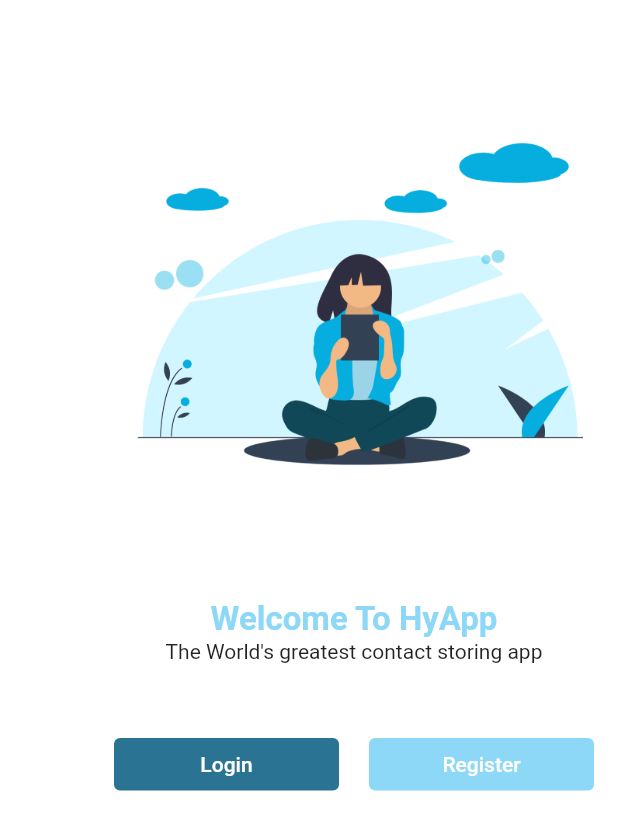
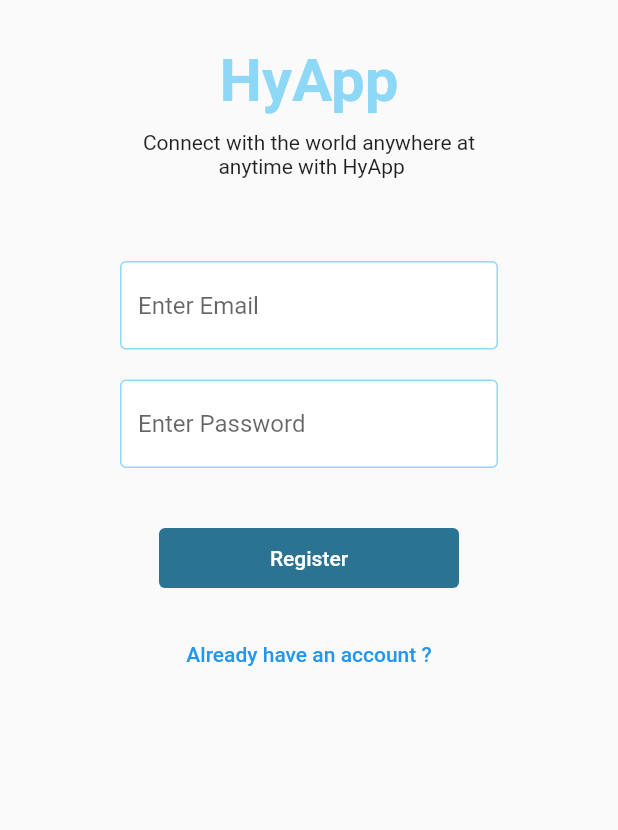
Before and after one commit to Morel-D/Contact-App, a Flutter app: the screen it shows after launch, on a phone screen of 412 x 824 dp. Shown: the top 830 px of the screen. Run offline on Flutter 3.47's test engine with Material 2 defaults, Android fonts, the phone set to English and light mode, and no system bars.

Commit message:
Register ui

```diff
--- a/lib/pages/authentication/register.dart
+++ b/lib/pages/authentication/register.dart
@@ -1 +1,68 @@
 import 'package:flutter/material.dart';
+import 'package:flutter/material.dart';
+import 'package:contact/shared/constant.dart';
+
+class Register extends StatefulWidget {
+  const Register({Key? key}) : super(key: key);
+
+  @override
+  _RegisterState createState() => _RegisterState();
+}
+
+class _RegisterState extends State<Register> {
+  @override
+  Widget build(BuildContext context) {
+    return Scaffold(
+      body: Center(
+        child: Column(
+          children: [
+            SizedBox(height: 30),
+            Text(
+              "HyApp",
+              style: TextStyle(
+                  fontSize: 40,
+                  color: Color.fromARGB(255, 141, 215, 247),
+                  fontWeight: FontWeight.bold),
+            ),
+            SizedBox(height: 10),
+            Text('Connect with the world anywhere at'),
+            Text(' anytime with HyApp'),
+            SizedBox(height: 50),
+            Padding(
+              padding: const EdgeInsets.fromLTRB(80, 5, 80, 20),
+              child: Column(
+                children: [
+                  TextField(
+                      decoration: feildInput.copyWith(hintText: "Enter Email")),
+                  SizedBox(height: 20),
+                  TextField(
+                    decoration: feildInput.copyWith(hintText: "Enter Password"),
+                    obscureText: true,
+                  ),
+                  SizedBox(height: 40),
+                  SizedBox(
+                    width: 200,
+                    height: 40,
+                    child: TextButton(
+                      onPressed: () {},
+                      child: Text(
+                        'Register',
+                        style: TextStyle(color: Colors.white),
+                      ),
+                      style: TextButton.styleFrom(
+                          backgroundColor: Color.fromARGB(255, 42, 115, 146)),
+                    ),
+                  ),
+                  SizedBox(height: 20),
+                  TextButton(
+                      onPressed: () {},
+                      child: Text("Already have an account ?")),
+                ],
+              ),
+            ),
+          ],
+        ),
+      ),
+    );
+  }
+}
--- a/lib/pages/wrapper.dart
+++ b/lib/pages/wrapper.dart
@@ -1,4 +1,5 @@
 import 'package:contact/pages/authentication/landing.dart';
+import 'package:contact/pages/authentication/register.dart';
 import 'package:flutter/material.dart';
 
 class Wrapper extends StatelessWidget {
@@ -6,6 +7,6 @@ class Wrapper extends StatelessWidget {
 
   @override
   Widget build(BuildContext context) {
-    return SafeArea(child: Landing());
+    return SafeArea(child: Register());
   }
 }
--- /dev/null
+++ b/lib/shared/constant.dart
@@ -0,0 +1,11 @@
+import 'package:flutter/material.dart';
+
+const feildInput = InputDecoration(
+    fillColor: Colors.white,
+    filled: true,
+    enabledBorder: OutlineInputBorder(
+        borderSide:
+            BorderSide(color: Color.fromARGB(255, 141, 215, 247), width: 1.0)),
+    focusedBorder: OutlineInputBorder(
+        borderSide:
+            BorderSide(color: Color.fromARGB(255, 42, 115, 146), width: 2.0)));
```
